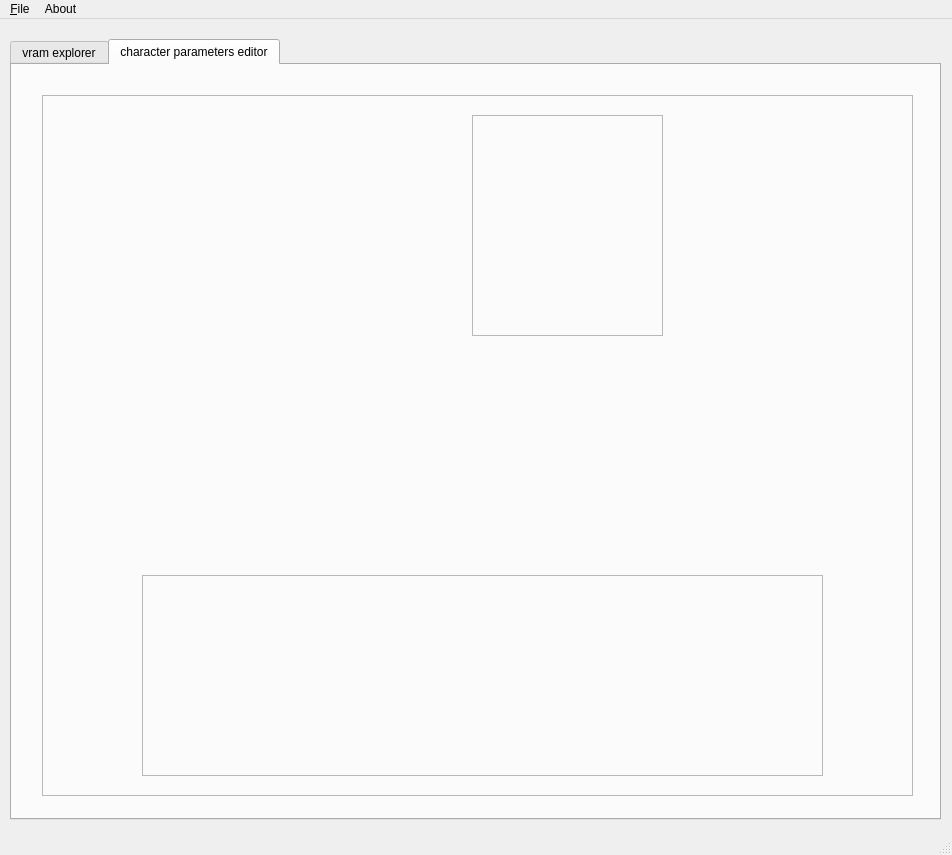
Before: the Qt Designer form lib/design/Raging_tools.ui in adsl14/Raging-tools, drawn with Qt 5.
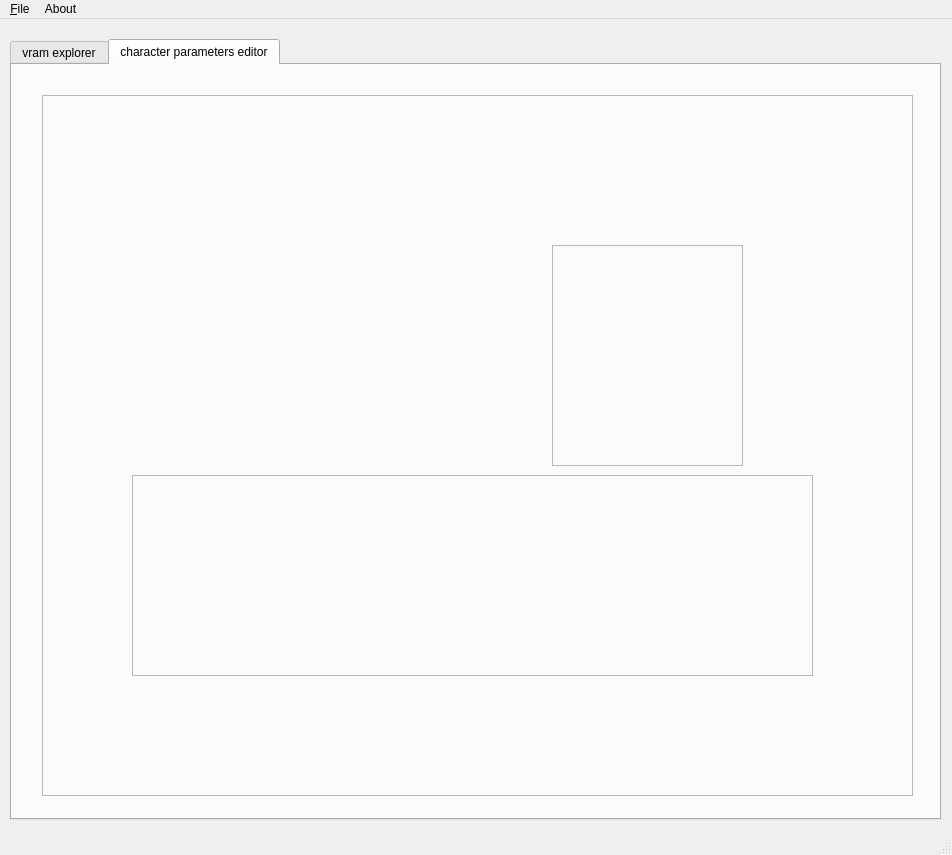
After: the same form once the commit is applied. The open tabs and pages were chosen to show the change. Icons and pictures are not drawn.

Commit message: Changed the position of the element in the character parameters editor

Diff of the .ui file:
```diff
--- a/lib/design/Raging_tools.ui
+++ b/lib/design/Raging_tools.ui
@@ -271,8 +271,8 @@
          <widget class="QLabel" name="portrait">
           <property name="geometry">
            <rect>
-            <x>50</x>
-            <y>180</y>
+            <x>40</x>
+            <y>80</y>
             <width>461</width>
             <height>461</height>
            </rect>
@@ -290,8 +290,8 @@
          <widget class="QFrame" name="panel">
           <property name="geometry">
            <rect>
-            <x>100</x>
-            <y>480</y>
+            <x>90</x>
+            <y>380</y>
             <width>681</width>
             <height>201</height>
            </rect>
@@ -1563,8 +1563,8 @@
          <widget class="QFrame" name="panel2">
           <property name="geometry">
            <rect>
-            <x>430</x>
-            <y>20</y>
+            <x>510</x>
+            <y>150</y>
             <width>191</width>
             <height>221</height>
            </rect>
```
Left out of the diff: 148 changed lines with no effect on the pictures. The commit also changes 1 other file.
